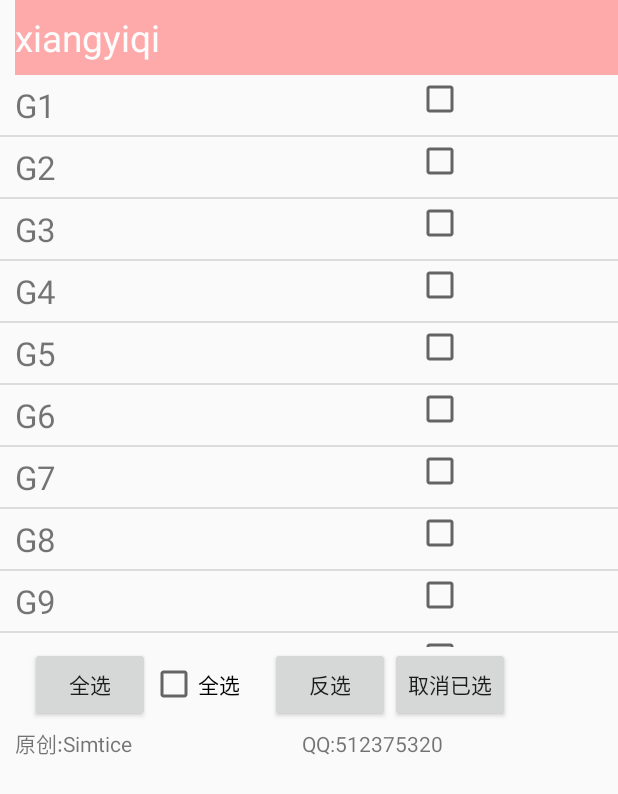
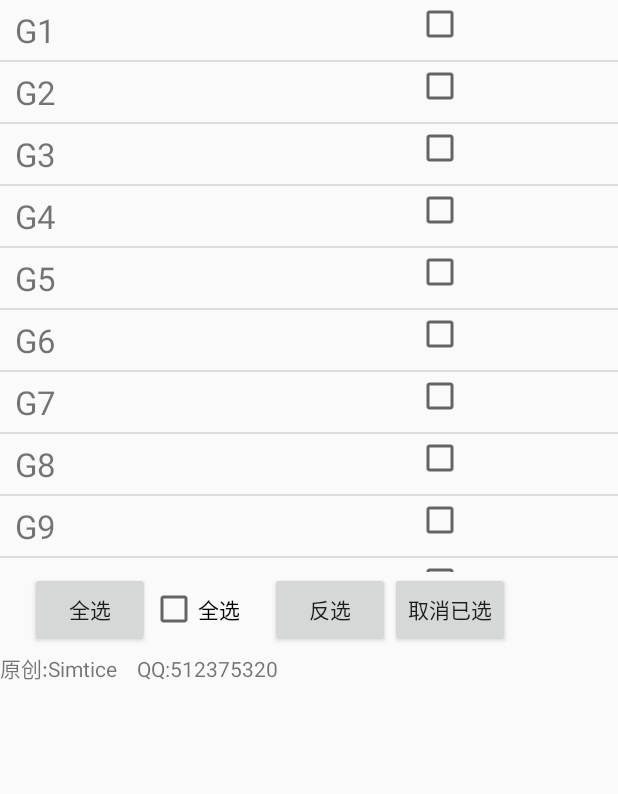
Before and after one commit to fupengpeng/TestApp, an Android app: the screen it shows after launch (Main2Activity), on a phone screen of 412 x 824 dp. Shown: the top 794 px of the screen. Run offline under Robolectric (Android 15) with nearby library versions, the phone set to English and light mode, and no system bars; 1 statement that could not run was skipped.

Commit message:
全选测试，待完善

```diff
--- a/selectall/src/main/java/com/fupengpeng/selectall/selecttitle/MyAdapter.java
+++ b/selectall/src/main/java/com/fupengpeng/selectall/selecttitle/MyAdapter.java
@@ -30,6 +30,7 @@ public class MyAdapter  extends BaseAdapter {
                      int resource, String[] from, int[] to) {
         this.context = context;
         this.list = list;
+
         keyString = new String[from.length];
         idValue = new int[to.length];
         System.arraycopy(from, 0, keyString, 0, from.length);
@@ -66,22 +67,34 @@ public class MyAdapter  extends BaseAdapter {
         ViewHolder holder = null;
         if (holder == null) {
             holder = new ViewHolder();
+
             if (view == null) {
                 view = inflater.inflate(R.layout.listviewitem, null);
             }
+
             holder.tv = (TextView) view.findViewById(R.id.item_tv);
             holder.cb = (CheckBox) view.findViewById(R.id.item_cb);
             view.setTag(holder);
+
         } else {
             holder = (ViewHolder) view.getTag();
         }
+
         HashMap<String, Object> map = list.get(position);
+
         if (map != null) {
             itemString = (String) map.get(keyString[0]);
             holder.tv.setText(itemString);
         }
+
         holder.cb.setChecked(isSelected.get(position));
+
         return view;
     }
 
+    class ViewHolder {
+        public TextView tv = null;
+        public CheckBox cb = null;
+    }
+
 }
--- a/selectall/src/main/res/layout/activity_main2.xml
+++ b/selectall/src/main/res/layout/activity_main2.xml
@@ -7,29 +7,13 @@
     android:layout_height="wrap_content"
     android:orientation="vertical"
     tools:context="com.fupengpeng.selectall.selecttitle.Main2Activity">
-    <LinearLayout
-        android:orientation="vertical"
+
+    <ListView
+        android:id="@+id/lv"
         android:layout_width="fill_parent"
-        android:layout_height="wrap_content"
-        >
-        <TextView
-            android:text="xiangyiqi"
-            android:background="#ffaaaa"
-            android:id="@+id/tv"
-            android:layout_width="fill_parent"
-            android:layout_height="50dip"
-            android:textColor="#FCFCFC"
-            android:textSize="11pt"
-            android:gravity="center_vertical"
-            android:layout_marginLeft="10dip"
-            />
-        <ListView
-            android:id="@+id/lv"
-            android:layout_width="fill_parent"
-            android:layout_height="381dip"
-            android:cacheColorHint ="#00000000"
-            ></ListView>
-    </LinearLayout>
+        android:layout_height="381dip"
+        android:cacheColorHint ="#00000000" />
+
     <LinearLayout
         android:layout_width="fill_parent"
         android:layout_height="53dip"
@@ -71,8 +55,7 @@
         <TextView
             android:layout_width="fill_parent"
             android:layout_height="100dip"
-            android:text="原创:Simtice                                  QQ:512375320"
-            android:layout_marginLeft="10dip"
+            android:text="原创:Simtice    QQ:512375320"
             />
     </LinearLayout>
 </LinearLayout>
```
